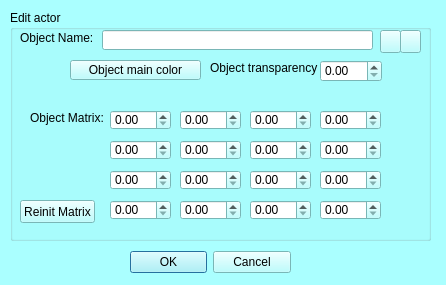
Above: MeshTools/Qt/mqEditACTORDialog.ui from morphomuseum/ISE-MeshTools before the change. Below: the same form after it.
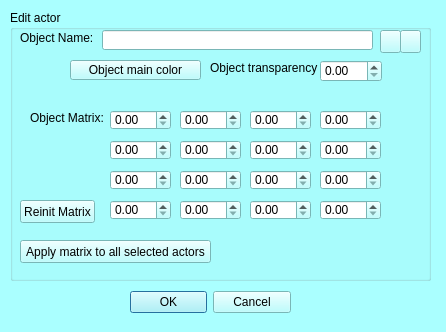
That is the form after the change. Icons and pictures are not drawn. Custom widgets are drawn as their Qt base class.

Commit message: Apply matrix to all selected actors Save NTW : possibility to apply matrix on mesh instead of leaving that inside external .POS files

Patch:
```diff
--- a/MeshTools/Qt/mqEditACTORDialog.ui
+++ b/MeshTools/Qt/mqEditACTORDialog.ui
@@ -7,7 +7,7 @@
     <x>0</x>
     <y>0</y>
     <width>446</width>
-    <height>285</height>
+    <height>332</height>
    </rect>
   </property>
   <property name="palette">
@@ -432,7 +432,7 @@
    <property name="geometry">
     <rect>
      <x>130</x>
-     <y>250</y>
+     <y>290</y>
      <width>161</width>
      <height>25</height>
     </rect>
@@ -456,7 +456,7 @@
      <x>10</x>
      <y>10</y>
      <width>421</width>
-     <height>231</height>
+     <height>271</height>
     </rect>
    </property>
    <property name="title">
@@ -743,6 +743,19 @@
      <string>Reinit Matrix</string>
     </property>
    </widget>
+   <widget class="QPushButton" name="ApplyMatrix">
+    <property name="geometry">
+     <rect>
+      <x>10</x>
+      <y>230</y>
+      <width>191</width>
+      <height>23</height>
+     </rect>
+    </property>
+    <property name="text">
+     <string>Apply matrix to all selected actors</string>
+    </property>
+   </widget>
   </widget>
  </widget>
  <customwidgets>
```
Left out of the diff: 97 changed lines with no effect on the pictures. The commit also changes 6 other files.
